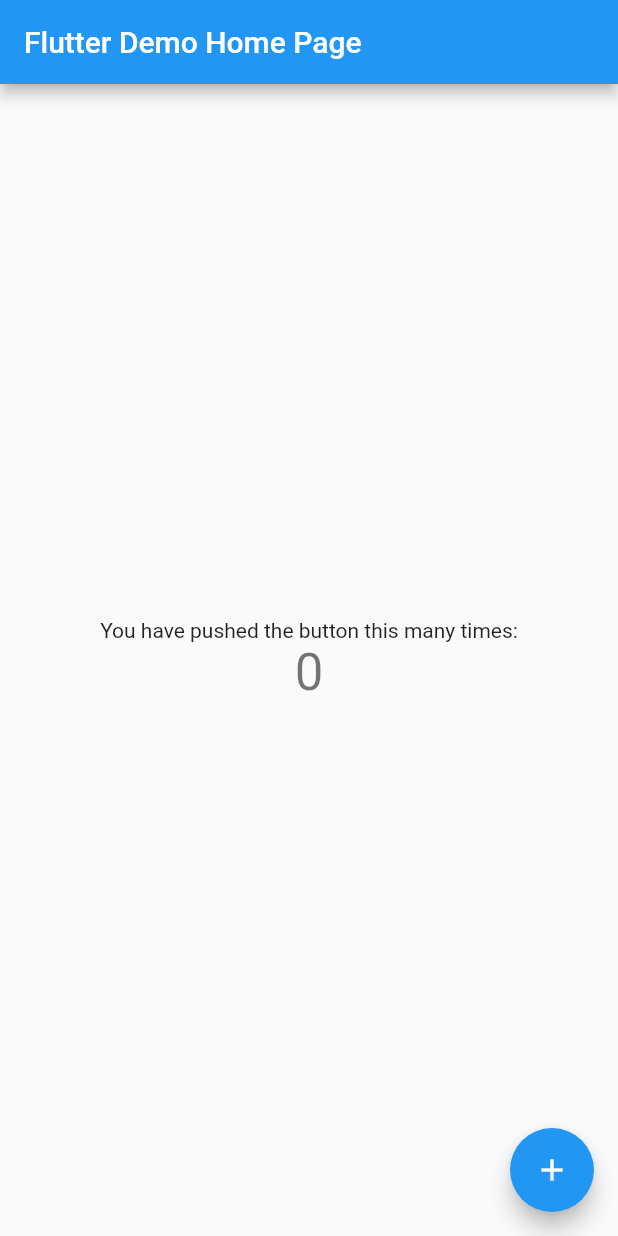
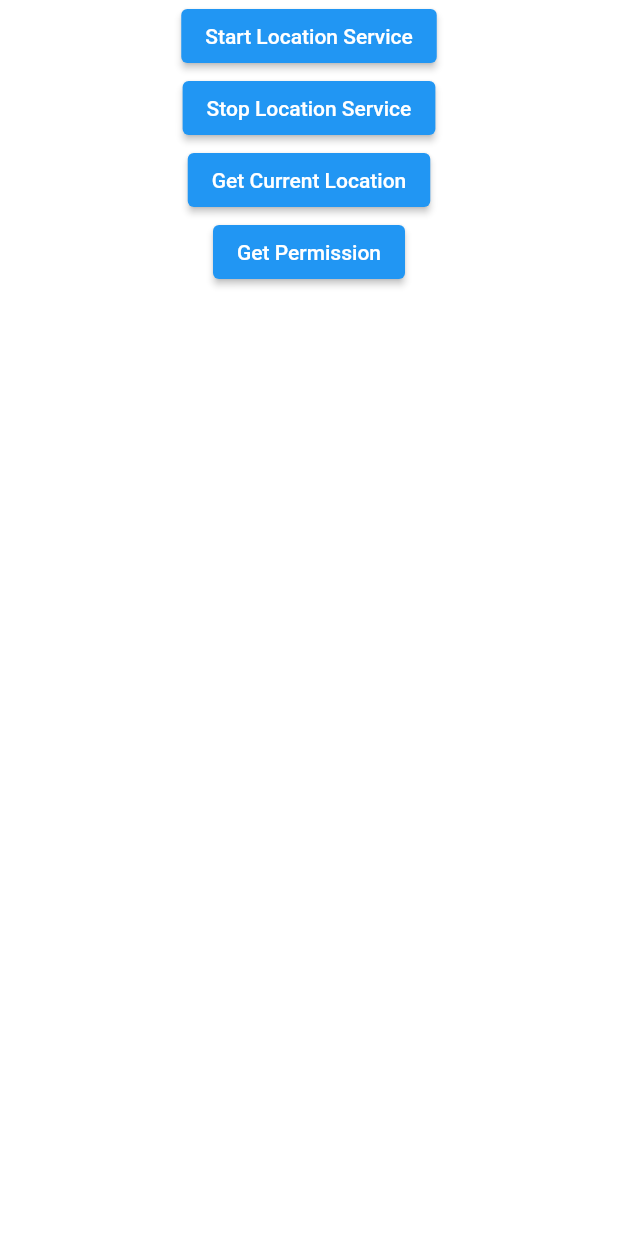
Before and after one commit to krymtn/gps_tracker, a Flutter app: the screen it shows after launch, on a phone screen of 412 x 824 dp. Run offline on Flutter 3.47's test engine with Material 2 defaults, Android fonts, the phone set to English and light mode, and no system bars; our stand-ins replace geolocator.

Commit message:
add iOS background location support

```diff
--- /dev/null
+++ b/lib/locations_update_with_geolocator.dart
@@ -0,0 +1,67 @@
+import 'package:flutter/material.dart';
+import 'package:geolocator/geolocator.dart';
+
+class GeoLocatorLocationUpdates extends StatefulWidget {
+  const GeoLocatorLocationUpdates({Key? key}) : super(key: key);
+
+  @override
+  State<GeoLocatorLocationUpdates> createState() => _GeoLocatorLocationUpdatesState();
+}
+
+class _GeoLocatorLocationUpdatesState extends State<GeoLocatorLocationUpdates> {
+
+  final AndroidSettings _androidSettings = AndroidSettings(
+      intervalDuration: const Duration(milliseconds: 20),
+      distanceFilter: 10);
+  final AppleSettings _appleSettings = AppleSettings(
+    distanceFilter: 10,
+    showBackgroundLocationIndicator: true
+  );
+
+  @override
+  void initState() {
+    // TODO: implement initState
+    super.initState();
+  }
+
+  @override
+  Widget build(BuildContext context) {
+    return Column(
+      children: [
+        ElevatedButton(
+            onPressed: () {
+              Geolocator.getPositionStream(locationSettings: _appleSettings).listen((position) {
+                debugPrint("position: ${position.toJson()}");
+                debugPrint('''\n
+                        Latitude:  ${position.latitude}
+                        Longitude: ${position.longitude}
+                        Altitude: ${position.altitude}
+                        Accuracy: ${position.accuracy}
+                        Bearing:  ${position.heading}
+                        Speed: ${position.speed}
+                        Time: ${DateTime.now()}
+                      ''');
+              });
+            },
+            child: const Text('Start Location Service')),
+        ElevatedButton(
+            onPressed: () {
+
+            },
+            child: const Text('Stop Location Service')),
+        ElevatedButton(
+            onPressed: () {
+
+            },
+            child: const Text('Get Current Location')),
+        ElevatedButton(
+            onPressed: () {
+              Geolocator.requestPermission().then((permission) {
+                debugPrint(permission.toString());
+              });
+            },
+            child: const Text('Get Permission')),
+      ],
+    );
+  }
+}
--- a/lib/main.dart
+++ b/lib/main.dart
@@ -1,4 +1,8 @@
 import 'package:flutter/material.dart';
+import 'package:gps_tracker/workmanager_demo.dart';
+import 'isolates_example.dart';
+import 'location_updates_background.dart';
+import 'locations_update_with_geolocator.dart';
 
 void main() {
   runApp(const MyApp());
@@ -13,103 +17,9 @@ class MyApp extends StatelessWidget {
     return MaterialApp(
       title: 'Flutter Demo',
       theme: ThemeData(
-        // This is the theme of your application.
-        //
-        // Try running your application with "flutter run". You'll see the
-        // application has a blue toolbar. Then, without quitting the app, try
-        // changing the primarySwatch below to Colors.green and then invoke
-        // "hot reload" (press "r" in the console where you ran "flutter run",
-        // or simply save your changes to "hot reload" in a Flutter IDE).
-        // Notice that the counter didn't reset back to zero; the application
-        // is not restarted.
         primarySwatch: Colors.blue,
       ),
-      home: const MyHomePage(title: 'Flutter Demo Home Page'),
+      home: const GeoLocatorLocationUpdates(),
     );
   }
 }
-
-class MyHomePage extends StatefulWidget {
-  const MyHomePage({super.key, required this.title});
-
-  // This widget is the home page of your application. It is stateful, meaning
-  // that it has a State object (defined below) that contains fields that affect
-  // how it looks.
-
-  // This class is the configuration for the state. It holds the values (in this
-  // case the title) provided by the parent (in this case the App widget) and
-  // used by the build method of the State. Fields in a Widget subclass are
-  // always marked "final".
-
-  final String title;
-
-  @override
-  State<MyHomePage> createState() => _MyHomePageState();
-}
-
-class _MyHomePageState extends State<MyHomePage> {
-  int _counter = 0;
-
-  void _incrementCounter() {
-    setState(() {
-      // This call to setState tells the Flutter framework that something has
-      // changed in this State, which causes it to rerun the build method below
-      // so that the display can reflect the updated values. If we changed
-      // _counter without calling setState(), then the build method would not be
-      // called again, and so nothing would appear to happen.
-      _counter++;
-    });
-  }
-
-  @override
-  Widget build(BuildContext context) {
-    // This method is rerun every time setState is called, for instance as done
-    // by the _incrementCounter method above.
-    //
-    // The Flutter framework has been optimized to make rerunning build methods
-    // fast, so that you can just rebuild anything that needs updating rather
-    // than having to individually change instances of widgets.
-    return Scaffold(
-      appBar: AppBar(
-        // Here we take the value from the MyHomePage object that was created by
-        // the App.build method, and use it to set our appbar title.
-        title: Text(widget.title),
-      ),
-      body: Center(
-        // Center is a layout widget. It takes a single child and positions it
-        // in the middle of the parent.
-        child: Column(
-          // Column is also a layout widget. It takes a list of children and
-          // arranges them vertically. By default, it sizes itself to fit its
-          // children horizontally, and tries to be as tall as its parent.
-          //
-          // Invoke "debug painting" (press "p" in the console, choose the
-          // "Toggle Debug Paint" action from the Flutter Inspector in Android
-          // Studio, or the "Toggle Debug Paint" command in Visual Studio Code)
-          // to see the wireframe for each widget.
-          //
-          // Column has various properties to control how it sizes itself and
-          // how it positions its children. Here we use mainAxisAlignment to
-          // center the children vertically; the main axis here is the vertical
-          // axis because Columns are vertical (the cross axis would be
-          // horizontal).
-          mainAxisAlignment: MainAxisAlignment.center,
-          children: <Widget>[
-            const Text(
-              'You have pushed the button this many times:',
-            ),
-            Text(
-              '$_counter',
-              style: Theme.of(context).textTheme.headlineMedium,
-            ),
-          ],
-        ),
-      ),
-      floatingActionButton: FloatingActionButton(
-        onPressed: _incrementCounter,
-        tooltip: 'Increment',
-        child: const Icon(Icons.add),
-      ), // This trailing comma makes auto-formatting nicer for build methods.
-    );
-  }
-}
--- a/pubspec.yaml
+++ b/pubspec.yaml
@@ -31,6 +31,9 @@ dependencies:
   flutter:
     sdk: flutter
   path_provider: 2.1.0
+  workmanager: ^0.5.1
+  geolocator: ^9.0.2
+  background_location: ^0.11.8
 
 
   # The following adds the Cupertino Icons font to your application.
```
Also changed, not shown: 5 other files.
